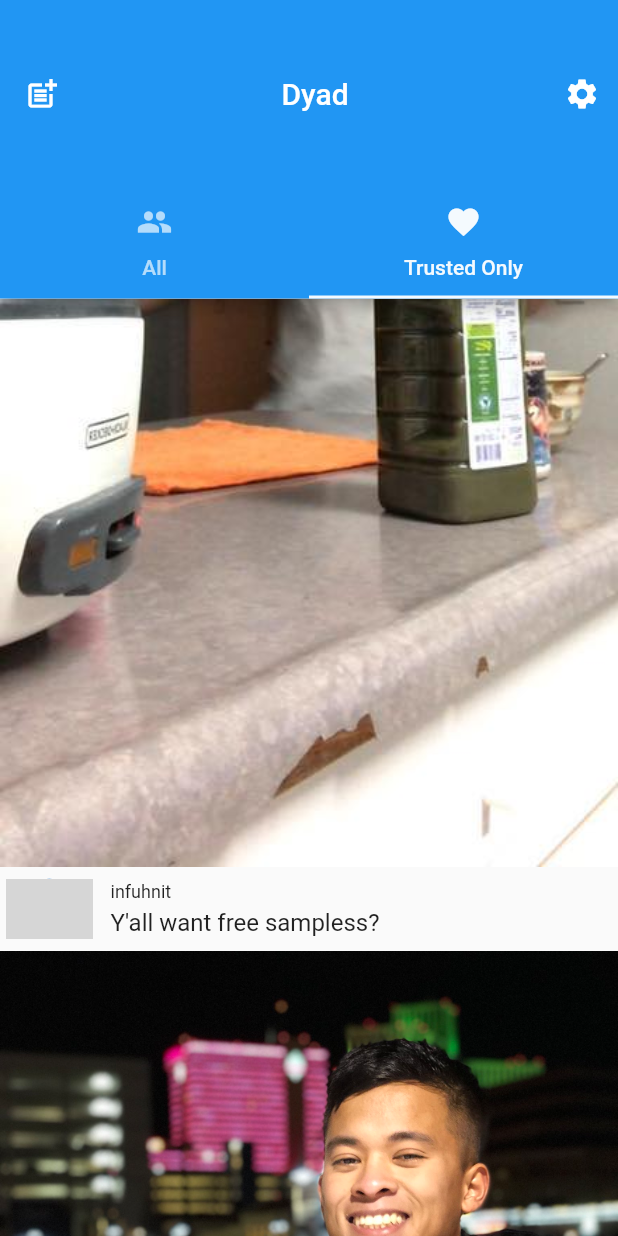
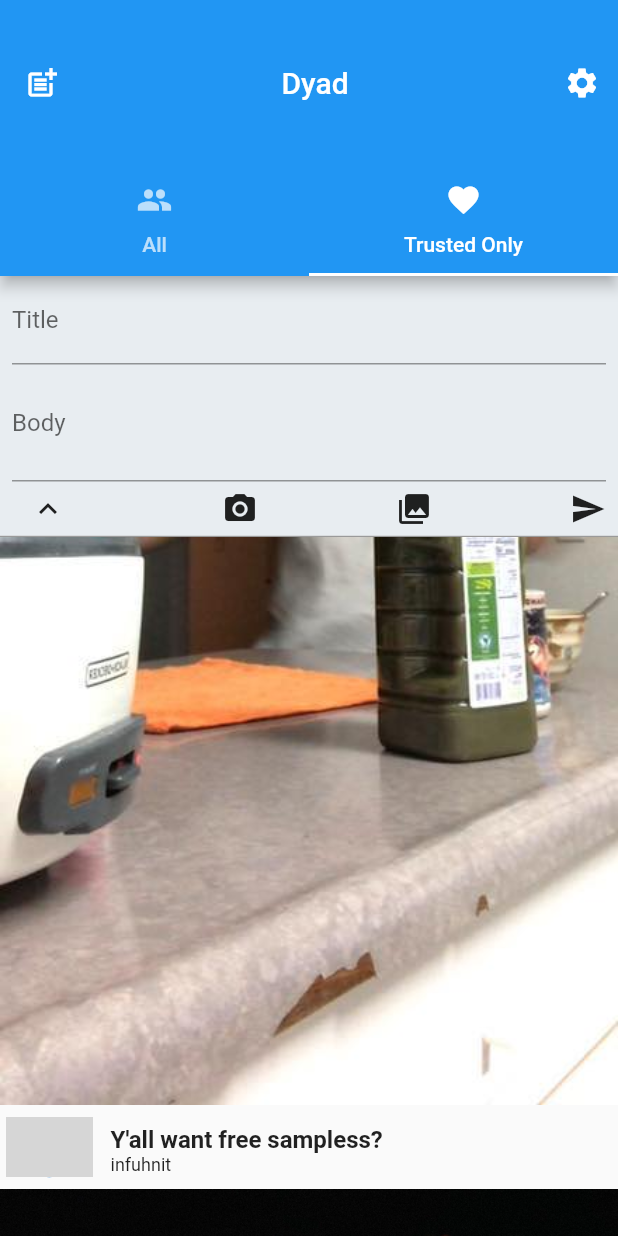
Before and after one commit to DyadSocial/dyad-mobile, a Flutter app: the FeedScreen screen opened directly, scrolled down 576 dp, after a tap on the "post add" icon, on a phone screen of 412 x 824 dp. Run offline on Flutter 3.47's test engine with Material 2 defaults, Android fonts, the phone set to English and light mode, and no system bars; our stand-ins replace flutter_blue, geolocator, sqflite, url_strategy; missing offline and left inert: adaptive_navigation, path_to_regexp; accounts and stored records are empty; network calls fail; grey boxes are pictures that could not be loaded.

Commit message:
feat(pages/post.dart-widgets/post_writer.dart-feed.dart): add post writer UI

```diff
--- a/dyadapp/lib/src/pages/feed.dart
+++ b/dyadapp/lib/src/pages/feed.dart
@@ -4,6 +4,7 @@ import 'package:dyadapp/src/data.dart';
 import 'package:dyadapp/src/routing.dart';
 import 'package:dyadapp/src/widgets/feed_list.dart';
 import 'package:dyadapp/src/pages/settings.dart';
+import 'package:dyadapp/src/widgets/post_writer.dart';
 
 class FeedScreen extends StatefulWidget {
   const FeedScreen({
@@ -17,10 +18,12 @@ class FeedScreen extends StatefulWidget {
 class _FeedScreenState extends State<FeedScreen>
     with SingleTickerProviderStateMixin {
   late TabController _tabController;
+  late bool _postWriterActive;
 
   @override
   void initState() {
     super.initState();
+    _postWriterActive = false;
     _tabController = TabController(
       initialIndex: 1,
       length: 2,
@@ -34,14 +37,26 @@ class _FeedScreenState extends State<FeedScreen>
     super.dispose();
   }
 
+  postWriterCloseCallback() {
+    setState(() {
+      _postWriterActive = false;
+    });
+  }
+
   @override
   Widget build(BuildContext context) => Scaffold(
         appBar: AppBar(
-          leading:
-              IconButton(icon: const Icon(Icons.post_add), onPressed: () => {}),
+          leading: IconButton(
+            icon: const Icon(Icons.post_add),
+            onPressed: () {
+              setState(() {
+                _postWriterActive = !_postWriterActive;
+              });
+            },
+          ),
           title: Center(child: const Text('Dyad')),
-          toolbarHeight: 125,
-          bottomOpacity: 0.8,
+          toolbarHeight: _postWriterActive ? 110 : 125,
+          bottomOpacity: 1,
           actions: [
             IconButton(
               icon: const Icon(Icons.settings),
@@ -66,7 +81,19 @@ class _FeedScreenState extends State<FeedScreen>
             ],
           ),
         ),
-        body: TabBarView(
+        body: Column(
+          crossAxisAlignment: CrossAxisAlignment.stretch,
+          children: [
+            Expanded(
+              flex: 0,
+              child: Visibility(
+                visible: _postWriterActive,
+                child: PostWriter(postWriterCloseCallback),
+              ),
+            ),
+            Expanded(
+              flex: 5,
+              child: TabBarView(
                 controller: _tabController,
                 children: <Widget>[
                   FeedList(
@@ -77,6 +104,9 @@ class _FeedScreenState extends State<FeedScreen>
                     // TODO: change to postCacheInstance.trustedPosts
                     posts: postCacheInstance.allPosts,
                     onTap: _handlePostTapped,
+                  ),
+                ],
+              ),
             ),
           ],
         ),
--- /dev/null
+++ b/dyadapp/lib/src/pages/post.dart
@@ -0,0 +1,2 @@
+import 'package:flutter/material.dart';
+import 'package:dyadapp/src/data.dart';
--- a/dyadapp/lib/src/widgets/post_bar.dart
+++ b/dyadapp/lib/src/widgets/post_bar.dart
@@ -35,12 +35,14 @@ class PostBar extends StatelessWidget {
               crossAxisAlignment: CrossAxisAlignment.start,
               children: <Widget>[
                 Padding(
+                  padding: const EdgeInsets.only(left: 12.0, top: 4.0),
+                  child: Text(title,
+                      style: const TextStyle(
+                          fontSize: 16, fontWeight: FontWeight.bold)),
+                ),
+                Padding(
                   padding: const EdgeInsets.only(left: 12.0),
                   child: Text(author, style: const TextStyle(fontSize: 12)),
-                ),
-                Padding(
-                  padding: const EdgeInsets.only(left: 12.0, top: 4.0),
-                  child: Text(title, style: const TextStyle(fontSize: 16)),
                 ),
               ],
             ),
--- /dev/null
+++ b/dyadapp/lib/src/widgets/post_writer.dart
@@ -0,0 +1,79 @@
+import 'package:flutter/material.dart';
+
+class PostWriter extends StatefulWidget {
+  final Function() closeWriterCallback;
+
+  PostWriter(
+    closeWriterCallback, {
+    Key? key,
+  })  : this.closeWriterCallback = closeWriterCallback,
+        super(key: key);
+
+  @override
+  _PostWriterState createState() => _PostWriterState();
+}
+
+class _PostWriterState extends State<PostWriter> {
+  @override
+  void initState() {
+    super.initState();
+  }
+
+  @override
+  void dispose() {
+    super.dispose();
+  }
+
+  @override
+  Widget build(BuildContext context) => Container(
+        decoration: BoxDecoration(
+          border: Border(
+            bottom: BorderSide(
+              color: Color(0xFF9A9A9A),
+            ),
+          ),
+        ),
+        child: Container(
+          color: Color(0xFFE8EDF1),
+          child: Column(
+              mainAxisAlignment: MainAxisAlignment.start,
+              crossAxisAlignment: CrossAxisAlignment.stretch,
+              children: [
+                Padding(
+                  padding: const EdgeInsets.symmetric(horizontal: 8.0),
+                  child: TextField(
+                    decoration: InputDecoration(labelText: 'Title'),
+                    maxLines: 1,
+                  ),
+                ),
+                Padding(
+                  padding: const EdgeInsets.symmetric(horizontal: 8.0),
+                  child: TextField(
+                    decoration: InputDecoration(labelText: 'Body'),
+                    minLines: 2,
+                    maxLines: 10,
+                  ),
+                ),
+                Container(
+                  height: 36,
+                  padding: EdgeInsets.symmetric(horizontal: 8, vertical: 6),
+                  width: MediaQuery.of(context).size.width,
+                  child: Row(
+                    mainAxisAlignment: MainAxisAlignment.spaceBetween,
+                    crossAxisAlignment: CrossAxisAlignment.center,
+                    children: [
+                      IconButton(
+                        padding: EdgeInsets.zero,
+                        icon: Icon(Icons.expand_less),
+                        onPressed: () => {widget.closeWriterCallback()},
+                      ),
+                      Icon(Icons.photo_camera),
+                      Icon(Icons.collections),
+                      Icon(Icons.send),
+                    ],
+                  ),
+                ),
+              ]),
+        ),
+      );
+}
```
Lines whose indentation alone changed are shown as unchanged.
